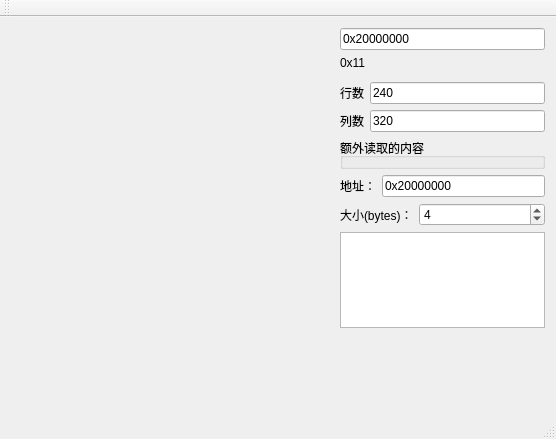
Old version of the form mainwindow.ui in the repository kohillyang/smart-car-camera-read-by-jlink-and-qt.
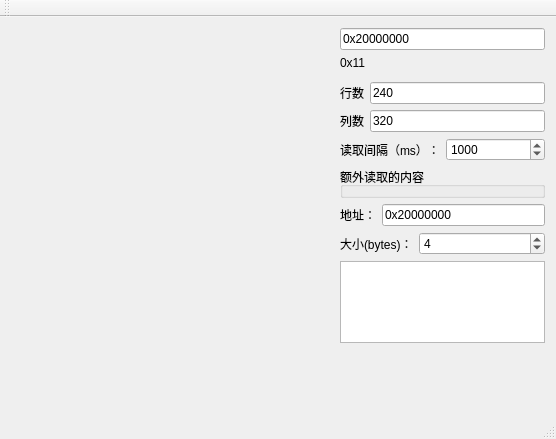
New version of the form.

Diff of the .ui file:
```diff
--- a/mainwindow.ui
+++ b/mainwindow.ui
@@ -109,6 +109,33 @@
           </item>
          </layout>
         </item>
+        <item>
+         <layout class="QHBoxLayout" name="horizontalLayout_6">
+          <item>
+           <widget class="QLabel" name="label_5">
+            <property name="text">
+             <string>读取间隔（ms）：</string>
+            </property>
+           </widget>
+          </item>
+          <item>
+           <widget class="QSpinBox" name="spinBox_catch_time_interval">
+            <property name="sizePolicy">
+             <sizepolicy hsizetype="Expanding" vsizetype="Expanding">
+              <horstretch>0</horstretch>
+              <verstretch>0</verstretch>
+             </sizepolicy>
+            </property>
+            <property name="maximum">
+             <number>3000</number>
+            </property>
+            <property name="value">
+             <number>1000</number>
+            </property>
+           </widget>
+          </item>
+         </layout>
+        </item>
         <item>
          <widget class="QGroupBox" name="groupBox">
           <property name="title">
```
Left out of the diff: 26 changed lines with no effect on the pictures.
